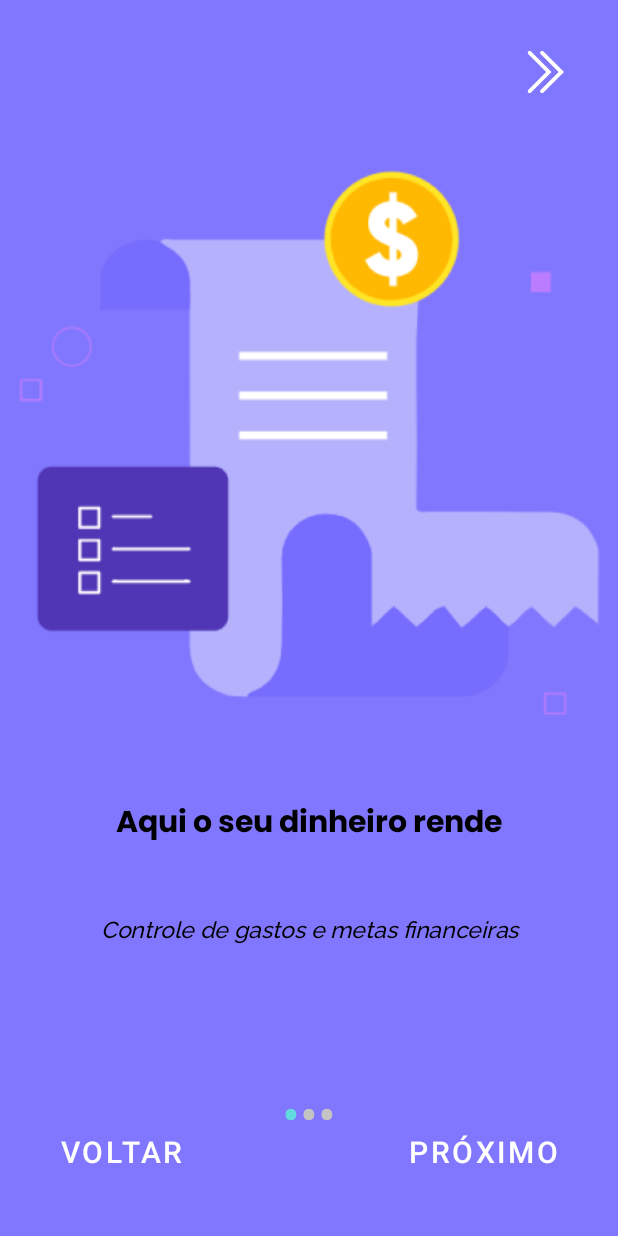
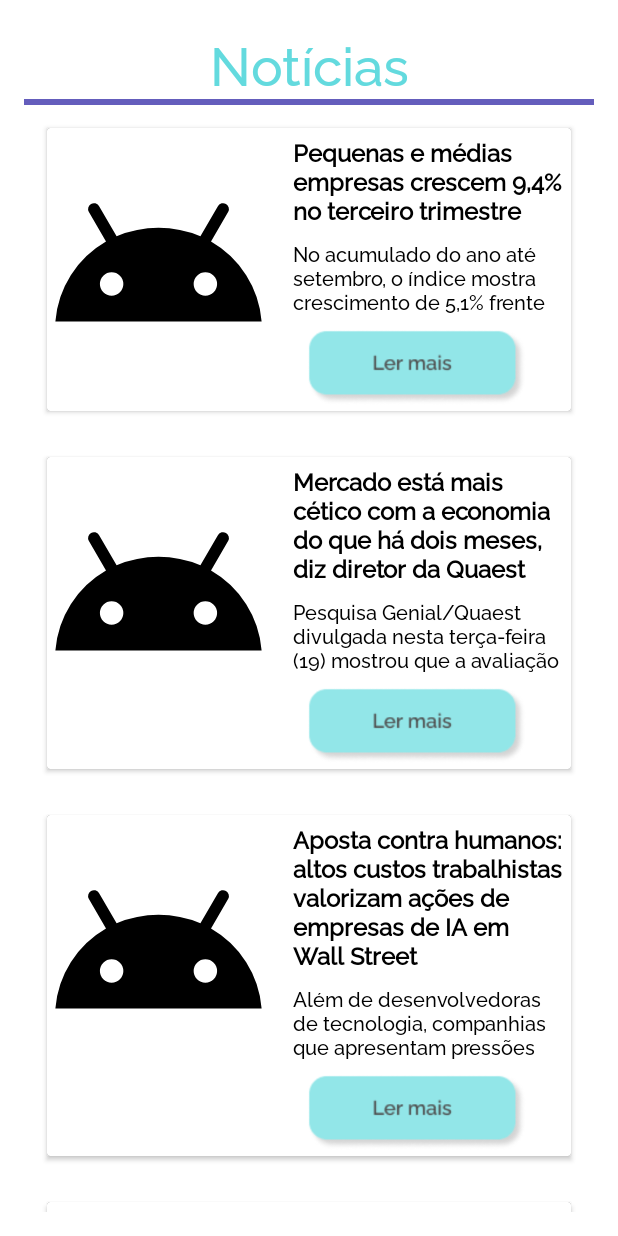
Before and after one commit to carolinenandes/Capitale, an Android app: the screen it shows after launch (SlideScreen before the commit, NoticiasActivity after it), on a phone screen of 412 x 824 dp. Run offline under Robolectric (Android 15) with nearby library versions, the phone set to English and light mode, and no system bars; pictures from the network do not load.

Commit message:
Tela de noticias pronta

```diff
--- a/app/build.gradle
+++ b/app/build.gradle
@@ -29,7 +29,10 @@ android {
 }
 
 dependencies {
-
+    implementation 'com.github.bumptech.glide:glide:4.12.0'
+    annotationProcessor 'com.github.bumptech.glide:compiler:4.12.0'
+    implementation 'androidx.appcompat:appcompat:1.3.1'
+    implementation 'androidx.fragment:fragment-ktx:1.3.6'
     implementation 'androidx.appcompat:appcompat:1.6.1'
     implementation 'com.google.android.material:material:1.9.0'
     implementation 'androidx.constraintlayout:constraintlayout:2.1.4'
--- /dev/null
+++ b/app/src/main/java/com/example/tcc20/News.java
@@ -0,0 +1,37 @@
+package com.example.tcc20;
+
+public class News {
+    private String title;
+    private String description;
+    private String imageUrl;
+
+
+
+    private String newsUrl;
+
+    public News(String title, String description, String imageUrl, String newsUrl) {
+        this.title = title;
+        this.description = description;
+        this.imageUrl = imageUrl;
+        this.newsUrl = newsUrl;
+    }
+
+
+    public String getNewsUrl() {
+        return newsUrl;
+    }
+
+    public String getTitle() {
+        return title;
+    }
+
+    public String getImageUrl() {
+        return imageUrl;
+    }
+
+    public String getDescription() {
+        return description;
+    }
+
+    // Se desejar, você pode adicionar mais métodos ou atributos conforme necessário
+}
--- /dev/null
+++ b/app/src/main/java/com/example/tcc20/NewsAdapter.java
@@ -0,0 +1,115 @@
+package com.example.tcc20;
+
+import static androidx.core.content.ContentProviderCompat.requireContext;
+import static java.security.AccessController.getContext;
+
+import android.content.Context;
+import android.net.Uri;
+
+import android.annotation.SuppressLint;
+import android.content.Intent;
+import android.net.Uri;
+import android.util.Log;
+import android.view.LayoutInflater;
+import android.view.View;
+import android.view.ViewGroup;
+import android.widget.ImageView;
+import android.widget.TextView;
+import android.widget.Toast;
+
+import androidx.annotation.NonNull;
+import androidx.recyclerview.widget.RecyclerView;
+
+import com.bumptech.glide.Glide;
+import com.bumptech.glide.request.RequestOptions;
+
+import java.util.List;
+
+public class NewsAdapter extends RecyclerView.Adapter<NewsAdapter.NewsViewHolder> {
+
+    private List<News> newsList;
+
+    public NewsAdapter(List<News> newsList) {
+        this.newsList = newsList;
+
+    }
+    private void openNewsInWebView(String url, Context context) {
+        Intent intent = new Intent(context, WebViewActivity.class);
+        intent.putExtra("url", url);
+        context.startActivity(intent);
+    }
+
+    @NonNull
+    @Override
+    public NewsViewHolder onCreateViewHolder(@NonNull ViewGroup parent, int viewType) {
+        View view = LayoutInflater.from(parent.getContext()).inflate(R.layout.news_item, parent, false);
+        return new NewsViewHolder(view);
+    }
+
+    @Override
+    public void onBindViewHolder(@NonNull NewsViewHolder holder, int position) {
+        News news = newsList.get(position);
+        holder.titleTextView.setText(news.getTitle());
+        holder.descriptionTextView.setText(news.getDescription());
+
+
+
+        // Carregar imagem usando Glide (ou Picasso, etc.)
+        Glide.with(holder.itemView.getContext())
+                .load(news.getImageUrl())
+                .placeholder(R.drawable.vetro_android) // Imagem de espaço reservado
+                .into(holder.imageView);
+
+        // Configurar clique no botão para abrir a URL da notícia
+        holder.readMore.setOnClickListener(new View.OnClickListener() {
+            @Override
+            public void onClick(View view) {
+
+                openNewsInWebView(news.getNewsUrl(), view.getContext());
+
+            }
+        });
+
+
+
+    }
+
+
+    @Override
+    public int getItemCount() {
+        return newsList.size();
+    }
+
+    public static class NewsViewHolder extends RecyclerView.ViewHolder {
+
+        ImageView imageView, readMore;  // Certifique-se de que está declarado corretamente
+        TextView titleTextView;
+        TextView descriptionTextView;
+
+
+        public NewsViewHolder(@NonNull View itemView) {
+            super(itemView);
+            titleTextView = itemView.findViewById(R.id.titleTextView);
+            descriptionTextView = itemView.findViewById(R.id.descriptionTextView);
+            readMore = itemView.findViewById(R.id.readMore);
+            imageView = itemView.findViewById(R.id.imageView);
+        }
+    }
+
+
+    private void openNewsUrl(String url, android.content.Context context) {
+        // Criar um Intent para abrir uma URL
+        Uri webpage = Uri.parse(url);
+        Intent intent = new Intent(Intent.ACTION_VIEW, webpage);
+        intent.addFlags(Intent.FLAG_ACTIVITY_NEW_TASK);
+
+        // Verificar se há um navegador disponível para abrir a URL
+
+        if (intent.resolveActivity(context.getPackageManager()) != null) {
+            context.startActivity(intent);
+        } else {
+            Toast.makeText(context, "Nenhum navegador disponível", Toast.LENGTH_SHORT).show();
+        }
+    }
+
+}
--- /dev/null
+++ b/app/src/main/java/com/example/tcc20/NewsFragment.java
@@ -0,0 +1,99 @@
+package com.example.tcc20;
+
+import android.os.Bundle;
+import androidx.fragment.app.Fragment;
+import androidx.recyclerview.widget.LinearLayoutManager;
+import androidx.recyclerview.widget.RecyclerView;
+
+import android.view.LayoutInflater;
+import android.view.View;
+import android.view.ViewGroup;
+
+import java.util.ArrayList;
+import java.util.List;
+
+/**
+ * A simple {@link Fragment} subclass.
+ * Use the {@link NewsFragment#newInstance} factory method to
+ * create an instance of this fragment.
+ *
+ */
+public class NewsFragment extends Fragment {
+
+    // TODO: Rename parameter arguments, choose names that match
+    // the fragment initialization parameters, e.g. ARG_ITEM_NUMBER
+    private static final String ARG_PARAM1 = "param1";
+    private static final String ARG_PARAM2 = "param2";
+
+    // TODO: Rename and change types of parameters
+    private String mParam1;
+    private String mParam2;
+
+    /**
+     * Use this factory method to create a new instance of
+     * this fragment using the provided parameters.
+     *
+     * @param param1 Parameter 1.
+     * @param param2 Parameter 2.
+     * @return A new instance of fragment NewsFragment.
+     */
+    // TODO: Rename and change types and number of parameters
+    public static NewsFragment newInstance(String param1, String param2) {
+        NewsFragment fragment = new NewsFragment();
+        Bundle args = new Bundle();
+        args.putString(ARG_PARAM1, param1);
+        args.putString(ARG_PARAM2, param2);
+        fragment.setArguments(args);
+        return fragment;
+    }
+
+    public NewsFragment() {
+        // Required empty public constructor
+    }
+
+    @Override
+    public void onCreate(Bundle savedInstanceState) {
+        super.onCreate(savedInstanceState);
+        if (getArguments() != null) {
+            mParam1 = getArguments().getString(ARG_PARAM1);
+            mParam2 = getArguments().getString(ARG_PARAM2);
+        }
+    }
+
+    @Override
+    public View onCreateView(LayoutInflater inflater, ViewGroup container,
+                             Bundle savedInstanceState) {
+        View view = inflater.inflate(R.layout.fragment_news, container, false);
+
+        RecyclerView recyclerView = view.findViewById(R.id.recyclerView);
+        recyclerView.setLayoutManager(new LinearLayoutManager(getActivity()));
+        recyclerView.setAdapter(new NewsAdapter(getNewsList())); // Implemente getNewsList() para obter as notícias
+
+        return view;
+        // Inflate the layout for this fragment
+
+    }
+    private List<News> getNewsList() {
+        // Retorne uma lista simulada de notícias
+        List<News> newsList = new ArrayList<>();
+        newsList.add(new News("Pequenas e médias empresas crescem 9,4% no terceiro trimestre",
+                "No acumulado do ano até setembro, o índice mostra crescimento de 5,1% frente ao mesmo período do ano anterior",
+                "https://agenciagentileza.com.br/wp-content/uploads/2021/12/3542817-scaled.jpg",
+                "https://exame.com/negocios/pequenas-e-medias-empresas-crescem-94-no-terceiro-trimestre/"));
+        // Adicione mais notícias conforme necessário
+
+        newsList.add(new News("Mercado está mais cético com a economia do que há dois meses, diz diretor da Quaest",
+                "Pesquisa Genial/Quaest divulgada nesta terça-feira (19) mostrou que a avaliação positiva de investidores sobre o ministro da Fazenda caiu de 65% para 46% entre julho e setembro",
+                "https://www.cnnbrasil.com.br/wp-content/uploads/sites/12/Reuters_Direct_Media/BrazilOnlineReportDomesticNews/tagreuters.com2023binary_LYNXMPEJ6P0ZZ-FILEDIMAGE.jpg?w=1220&h=674&crop=1",
+                "https://www.cnnbrasil.com.br/economia/mercado-esta-mais-cetico-com-economia-do-que-ha-dois-meses-diz-diretor-da-quaest/"));
+
+        newsList.add(new News("Aposta contra humanos: altos custos trabalhistas valorizam ações de empresas de IA em Wall Street","Além de desenvolvedoras de tecnologia, companhias que apresentam pressões menores em relação à mão de obra - como Tesla e Coca Cola - também se destacam\n" +
+                "\n","https://www.cnnbrasil.com.br/wp-content/uploads/sites/12/2023/07/GettyImages-1464561797.jpg?w=1220&h=674&crop=1","https://www.cnnbrasil.com.br/economia/aposta-contra-humanos-altos-custos-trabalhistas-valorizam-acoes-de-empresas-de-ia-em-wall-street/"));
+
+        newsList.add(new News("“Mercado vê agora o que deveria ter visto desde o começo do mandato”, diz presidente do BB",
+                "Tarciana Medeiros assumiu o banco prometendo aliar a atuação comercial ao cumprimento de sua função social, o que levou temores a investidores",
+                "https://www.cnnbrasil.com.br/wp-content/uploads/sites/12/2023/08/a81t3999-e1691679590327.jpg?w=1170&h=658&crop=1",
+                "https://www.cnnbrasil.com.br/economia/mercado-ve-agora-o-que-deveria-ter-visto-desde-o-comeco-do-mandato-diz-presidente-do-bb/"));
+        return newsList;
+    }
+}
--- /dev/null
+++ b/app/src/main/java/com/example/tcc20/NoticiasActivity.java
@@ -0,0 +1,19 @@
+package com.example.tcc20;
+
+import androidx.appcompat.app.AppCompatActivity;
+
+import android.os.Bundle;
+
+public class NoticiasActivity extends AppCompatActivity {
+
+    @Override
+    protected void onCreate(Bundle savedInstanceState) {
+        super.onCreate(savedInstanceState);
+        setContentView(R.layout.activity_noticias);
+
+        if (savedInstanceState == null) {
+            getSupportFragmentManager().beginTransaction()
+                    .replace(R.id.frame_container, new NewsFragment())
+                    .commit();
+        }
+    }}
--- /dev/null
+++ b/app/src/main/java/com/example/tcc20/WebViewActivity.java
@@ -0,0 +1,19 @@
+package com.example.tcc20;
+
+import androidx.appcompat.app.AppCompatActivity;
+
+import android.os.Bundle;
+import android.webkit.WebView;
+
+public class WebViewActivity extends AppCompatActivity {
+
+    @Override
+    protected void onCreate(Bundle savedInstanceState) {
+        super.onCreate(savedInstanceState);
+        setContentView(R.layout.activity_web_view);
+
+        WebView webView = findViewById(R.id.webView);
+        String url = getIntent().getStringExtra("url");
+        webView.loadUrl(url);
+    }
+}
--- /dev/null
+++ b/app/src/main/res/drawable/vetro_android.xml
@@ -0,0 +1,5 @@
+<vector android:height="60dp" android:tint="#000000"
+    android:viewportHeight="24" android:viewportWidth="24"
+    android:width="60dp" xmlns:android="http://schemas.android.com/apk/res/android">
+    <path android:fillColor="#FF000000" android:pathData="M17.6,11.48 L19.44,8.3a0.63,0.63 0,0 0,-1.09 -0.63l-1.88,3.24a11.43,11.43 0,0 0,-8.94 0L5.65,7.67a0.63,0.63 0,0 0,-1.09 0.63L6.4,11.48A10.81,10.81 0,0 0,1 20L23,20A10.81,10.81 0,0 0,17.6 11.48ZM7,17.25A1.25,1.25 0,1 1,8.25 16,1.25 1.25,0 0,1 7,17.25ZM17,17.25A1.25,1.25 0,1 1,18.25 16,1.25 1.25,0 0,1 17,17.25Z"/>
+</vector>
--- /dev/null
+++ b/app/src/main/res/layout/activity_noticias.xml
@@ -0,0 +1,17 @@
+<?xml version="1.0" encoding="utf-8"?>
+<LinearLayout xmlns:android="http://schemas.android.com/apk/res/android"
+    xmlns:app="http://schemas.android.com/apk/res-auto"
+    android:orientation="vertical"
+    xmlns:tools="http://schemas.android.com/tools"
+    android:layout_width="match_parent"
+    android:layout_height="match_parent"
+    tools:context=".NoticiasActivity">
+
+    <FrameLayout
+        android:id="@+id/frame_container"
+        android:layout_width="match_parent"
+        android:layout_height="match_parent"
+        android:layout_above="@+id/bottom_navigation"/>
+
+
+</LinearLayout>
--- /dev/null
+++ b/app/src/main/res/layout/activity_web_view.xml
@@ -0,0 +1,10 @@
+<?xml version="1.0" encoding="utf-8"?>
+<RelativeLayout xmlns:android="http://schemas.android.com/apk/res/android"
+    android:layout_width="match_parent"
+    android:layout_height="match_parent">
+
+    <WebView
+        android:id="@+id/webView"
+        android:layout_width="match_parent"
+        android:layout_height="match_parent" />
+</RelativeLayout>
--- /dev/null
+++ b/app/src/main/res/layout/fragment_news.xml
@@ -0,0 +1,33 @@
+<?xml version="1.0" encoding="utf-8"?>
+<LinearLayout xmlns:android="http://schemas.android.com/apk/res/android"
+    xmlns:tools="http://schemas.android.com/tools"
+    android:layout_width="match_parent"
+    android:background="@color/white"
+    android:layout_height="match_parent"
+    android:orientation="vertical"
+    android:padding="16dp"
+    tools:context=".NewsFragment">
+
+    <TextView
+        android:textSize="35dp"
+        android:id="@+id/noticias_title"
+        android:textAlignment="center"
+        android:fontFamily="@font/raleway_medium"
+        android:textColor="@color/btncolor"
+        android:layout_width="match_parent"
+        android:layout_height="wrap_content"
+        android:text="Notícias"/>
+
+    <com.google.android.material.progressindicator.LinearProgressIndicator
+        android:layout_width="match_parent"
+        android:layout_height="wrap_content"
+        android:background="#8177FE"/>
+
+    <androidx.recyclerview.widget.RecyclerView
+        android:id="@+id/recyclerView"
+        android:layout_width="match_parent"
+        android:layout_height="wrap_content"
+        tools:listitem="@layout/news_item"
+        />
+
+</LinearLayout>
--- /dev/null
+++ b/app/src/main/res/layout/news_item.xml
@@ -0,0 +1,68 @@
+<?xml version="1.0" encoding="utf-8"?>
+<androidx.cardview.widget.CardView xmlns:android="http://schemas.android.com/apk/res/android"
+    xmlns:tools="http://schemas.android.com/tools"
+    android:layout_width="match_parent"
+    android:layout_height="wrap_content"
+    android:layout_margin="15dp"
+    >
+    <LinearLayout
+        android:background="@color/white"
+        android:layout_width="match_parent"
+        android:layout_height="wrap_content"
+        android:orientation="horizontal"
+        android:padding="4dp"
+        android:layout_gravity="center_vertical">
+
+        <ImageView
+            android:textAlignment="center"
+            android:layout_width="140dp"
+            android:layout_height="150dp"
+            android:scaleType="centerCrop"
+            android:id="@+id/imageView"/>
+
+        <LinearLayout
+            android:layout_width="match_parent"
+            android:layout_height="wrap_content"
+            android:layout_marginStart="20dp"
+            android:orientation="vertical">
+
+            <TextView
+                android:textStyle="bold"
+                android:layout_width="match_parent"
+                android:layout_height="wrap_content"
+                android:text="Esse é o título"
+                android:textSize="16dp"
+                android:textColor="@color/black"
+                android:fontFamily="@font/raleway_medium"
+                android:id="@+id/titleTextView"/>
+
+            <TextView
+                android:textColor="@color/black"
+                android:maxLines="3"
+                android:layout_marginTop="8dp"
+                android:layout_width="wrap_content"
+                android:layout_height="wrap_content"
+                android:textSize="13dp"
+                android:fontFamily="@font/raleway_medium"
+                android:id="@+id/descriptionTextView"
+                android:text="source"/>
+
+            <ImageView
+                android:clickable="true"
+                android:id="@+id/readMore"
+                android:layout_width="165dp"
+                android:layout_height="50dp"
+                android:layout_marginTop="10dp"
+                android:onClick="openNewsUrl"
+                android:src="@drawable/lermais"
+                tools:ignore="SpeakableTextPresentCheck,UsingOnClickInXml"
+                android:focusable="true" />
+
+
+
+        </LinearLayout>
+
+
+    </LinearLayout>
+
+</androidx.cardview.widget.CardView>
--- a/app/src/main/res/values/string_s.xml
+++ b/app/src/main/res/values/string_s.xml
@@ -16,4 +16,8 @@
 	<string name="title_saldo_atual_string">Saldo atual:</string>
 	<string name="title_mainfunctions_string">O que deseja fazer agora?</string>
 	<string name="noticias_string">Notcias</string>
+
+	<string name="newNoticias"> Como o marco legal das garantias pode beneficiar os pequenos negócios</string>
+	<string name="newNoticias2">Pequenas e médias empresas crescem 9,4% no terceiro trimestre</string>
+
 </resources>
--- a/app/src/main/res/values/strings.xml
+++ b/app/src/main/res/values/strings.xml
@@ -13,15 +13,17 @@
     <string name="txtId">Id:</string>
     <string name="header">header</string>
 
-<!--  SlideScreen  -->
-<!--    Titulos-->
+    <!--  SlideScreen  -->
+    <!--    Titulos-->
     <string name="heading_one">Aqui o seu dinheiro rende </string>
     <string name="heading_two">Fácil e simples de usar</string>
     <string name="heading_three">Gráficos inteligentes</string>
 
-<!-- Descrições SlideScreen  -->
+    <!-- Descrições SlideScreen  -->
     <string name="desc_one">Controle de gastos e metas financeiras</string>
     <string name="desc_two">Design dinâmico e amigável</string>
     <string name="desc_three">Acompanhe o desemprenho de sua Microempresa atráves de gráficos</string>
+    <!-- TODO: Remove or change this placeholder text -->
+    <string name="hello_blank_fragment">Hello blank fragment</string>
 
 </resources>
--- a/gradle.properties
+++ b/gradle.properties
@@ -15,6 +15,11 @@ org.gradle.jvmargs=-Xmx2048m -Dfile.encoding=UTF-8
 # Android operating system, and which are packaged with your app's APK
 # https://developer.android.com/topic/libraries/support-library/androidx-rn
 android.useAndroidX=true
+android.enableJetifier=true
+distributionUrl=https\://services.gradle.org/distributions/gradle-7.4-bin.zip
+# ou use um espelho
+# distributionUrl=https\://services.gradle.org/distributions/gradle-7.4-bin.zip
+# distributionUrl=https\://services.gradle.org/distributions/gradle-7.4-bin.zip
 # Enables namespacing of each library's R class so that its R class includes only the
 # resources declared in the library itself and none from the library's dependencies,
 # thereby reducing the size of the R class for that library
```
Also changed, not shown: app/src/main/AndroidManifest.xml (+16 -1 lines), app/src/main/res/drawable/lermais.png (added), app/src/main/res/drawable/vetor_noticas.png (added), app/src/main/res/drawable/vetor_noticiassssssss.png (added).
